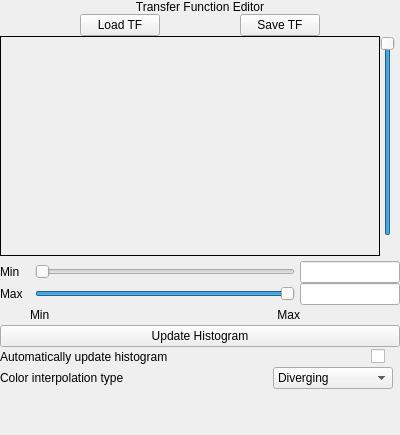
Qt form apps/vaporgui/TFWidgetGUI.ui (StasJ/vapor-formatted) before a commit.
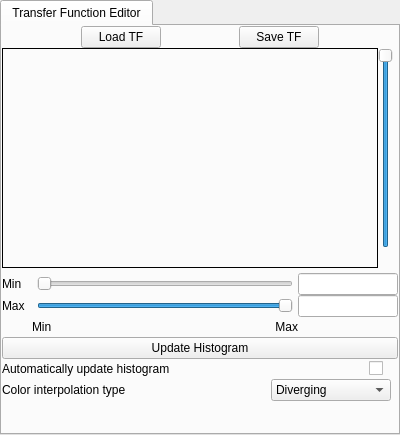
The same form after that commit. Custom widgets are drawn as their Qt base class.

Commit message: Updates to TFWidget user interface

```diff
--- a/apps/vaporgui/TFWidgetGUI.ui
+++ b/apps/vaporgui/TFWidgetGUI.ui
@@ -36,21 +36,30 @@
     <number>0</number>
    </property>
    <item>
-    <widget class="QLabel" name="tfHeader">
-     <property name="font">
-      <font/>
+    <widget class="QTabWidget" name="tabWidget">
+     <property name="currentIndex">
+      <number>0</number>
      </property>
-     <property name="text">
+     <widget class="QWidget" name="tab">
+      <attribute name="title">
       <string>Transfer Function Editor</string>
-     </property>
-     <property name="alignment">
-      <set>Qt::AlignCenter</set>
-     </property>
-     <property name="wordWrap">
-      <bool>false</bool>
-     </property>
-    </widget>
-   </item>
+      </attribute>
+      <layout class="QVBoxLayout" name="verticalLayout_2">
+       <property name="spacing">
+        <number>0</number>
+       </property>
+       <property name="leftMargin">
+        <number>0</number>
+       </property>
+       <property name="topMargin">
+        <number>0</number>
+       </property>
+       <property name="rightMargin">
+        <number>0</number>
+       </property>
+       <property name="bottomMargin">
+        <number>0</number>
+       </property>
    <item>
     <layout class="QHBoxLayout" name="nonam3">
      <item>
@@ -602,6 +611,10 @@
       </size>
      </property>
     </spacer>
+       </item>
+      </layout>
+     </widget>
+    </widget>
    </item>
   </layout>
  </widget>
```
Lines whose indentation alone changed are shown as unchanged.
